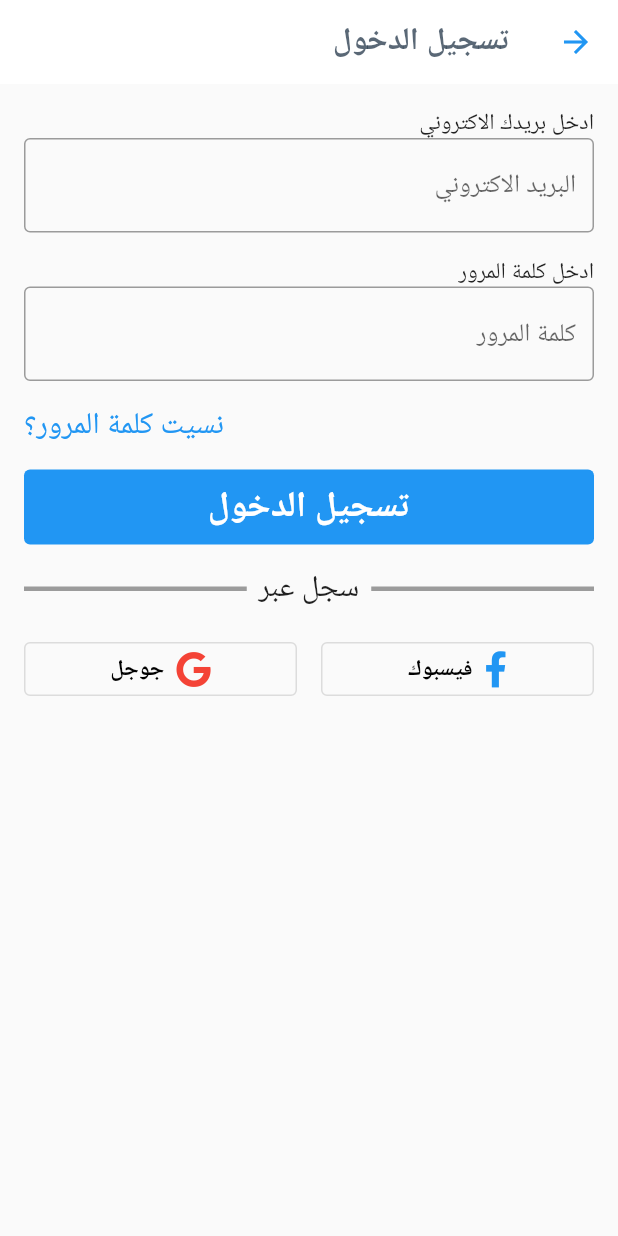
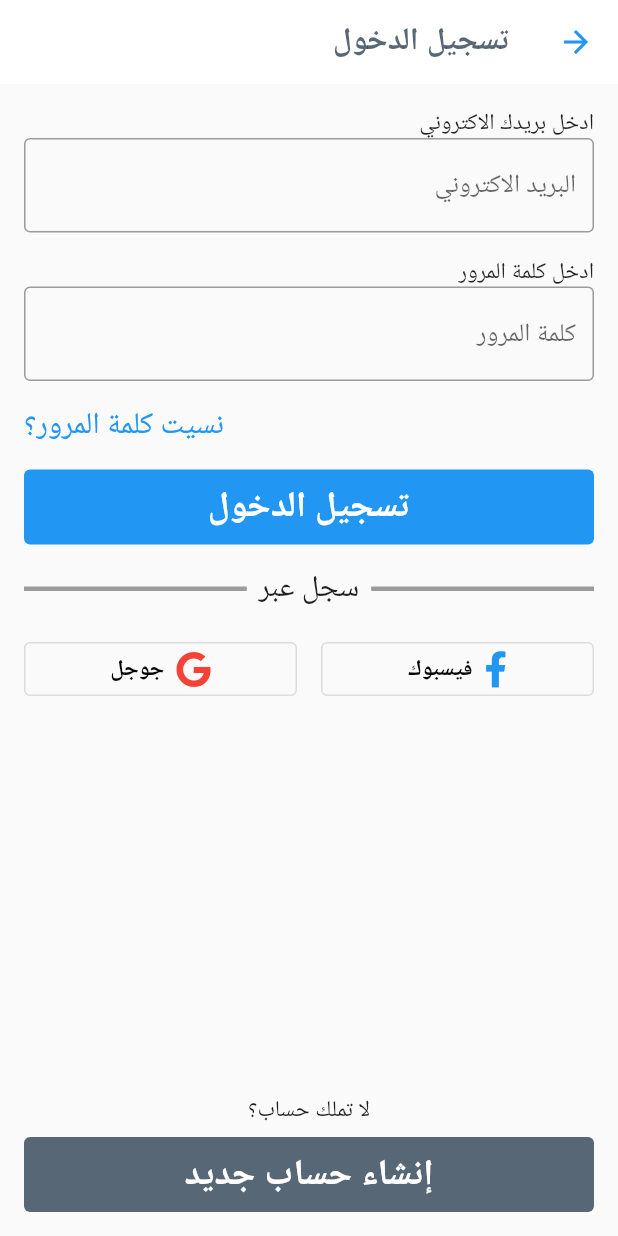
Before and after one commit to AdhamNour/Tamyuz, a Flutter app: the screen it shows after launch, after a tap on "تسجيل الدخول", on a phone screen of 412 x 824 dp. Run offline on Flutter 3.47's test engine with Material 2 defaults, Android fonts, the phone set to English and light mode, and no system bars; our stand-ins replace font_awesome_flutter.

Commit message:
finished  the UI of the authentication Screen

```diff
--- a/lib/Authentication/Authentication.dart
+++ b/lib/Authentication/Authentication.dart
@@ -11,11 +11,15 @@ class AuthenticationScreen extends StatelessWidget {
   static const routeName = "/authenticationScreen";
   @override
   Widget build(BuildContext context) {
+    var isSignUp = false;
+    if (ModalRoute.of(context)!.settings.arguments != null) {
+      isSignUp = ModalRoute.of(context)!.settings.arguments as bool;
+    }
     return Scaffold(
       appBar: AppBar(
-        title: const Text(
-          'تسجيل الدخول',
-          style: TextStyle(color: Color.fromARGB(200, 44, 62, 80)),
+        title: Text(
+          isSignUp ? 'انشاء حساب جديد' : 'تسجيل الدخول',
+          style: const TextStyle(color: Color.fromARGB(200, 44, 62, 80)),
         ),
         iconTheme: const IconThemeData(color: Colors.blue),
         elevation: 0,
@@ -24,31 +28,47 @@ class AuthenticationScreen extends StatelessWidget {
         padding: const EdgeInsets.all(8.0),
         child: Column(
           children: [
+            Expanded(
+              child: SingleChildScrollView(
+                child: Column(
+                  children: [
                     Form(
                         child: Column(
-              children: const [
-                FormInputField(
+                      children: [
+                        if (isSignUp)
+                          const FormInputField(
+                            label: 'ادخل اسمك بالكامل',
+                            placeholder: 'الاسم بالكامل',
+                          ),
+                        const FormInputField(
                           label: 'ادخل بريدك الاكتروني',
                           placeholder: 'البريد الاكتروني',
                         ),
-                FormInputField(
-                    label: 'ادخل كلمة المرور ', placeholder: 'كلمة المرور')
+                        const FormInputField(
+                            label: 'ادخل كلمة المرور ',
+                            placeholder: 'كلمة المرور'),
+                        if (isSignUp)
+                          const FormInputField(
+                              label: 'اكد كلمة المرور ',
+                              placeholder: 'اكد كلمة المرور'),
                       ],
                     )),
+                    if (!isSignUp)
                       Padding(
                         padding: const EdgeInsets.all(8.0),
                         child: Row(
                           children: const [
                             Text(
                               'نسيت كلمة المرور؟',
-                    style: TextStyle(color: Colors.blue, fontSize: 20),
+                              style:
+                                  TextStyle(color: Colors.blue, fontSize: 20),
                             )
                           ],
                           mainAxisAlignment: MainAxisAlignment.end,
                         ),
                       ),
                     Button(
-                text: 'تسجيل الدخول',
+                        text: !isSignUp ? 'تسجيل الدخول' : 'إنشاء حساب جديد',
                         onPress: () {},
                         secondayColor: Colors.white,
                         primaryColor: Colors.blue),
@@ -88,6 +108,18 @@ class AuthenticationScreen extends StatelessWidget {
                   ],
                 ),
               ),
+            ),
+            Text(isSignUp ? 'لديك حساب بالفعل؟' : 'لا تملك حساب؟'),
+            Button(
+                text: isSignUp ? 'تسجيل الدخول' : 'إنشاء حساب جديد',
+                onPress: () {
+                  Navigator.of(context).pushReplacementNamed(routeName,arguments: !isSignUp);
+                },
+                primaryColor: Color.fromARGB(200, 44, 62, 80),
+                secondayColor: Colors.white)
+          ],
+        ),
+      ),
     );
   }
 }
--- a/lib/Welcome/WelcomeScreen.dart
+++ b/lib/Welcome/WelcomeScreen.dart
@@ -16,7 +16,7 @@ class WelcomeScreen extends StatelessWidget {
           children: [
             Expanded(
               child: Center(
-                child: Column(
+                child: ListView(
                   children: [
                     const Icon(
                       Icons.stacked_bar_chart,
@@ -50,19 +50,23 @@ class WelcomeScreen extends StatelessWidget {
                       // padding: const EdgeInsets.only(),
                     )
                   ],
-                  mainAxisSize: MainAxisSize.min,
                 ),
               ),
             ),
             Button(
                 text: 'انشاء حساب',
-                onPress: () {},
+                onPress: () {
+                  Navigator.of(context).pushNamed(
+                      AuthenticationScreen.routeName,
+                      arguments: true);
+                },
                 secondayColor: const Color.fromARGB(200, 44, 62, 80),
                 primaryColor: Colors.white),
             Button(
                 text: 'تسجيل الدخول',
                 onPress: () {
-                  Navigator.of(context).pushNamed(AuthenticationScreen.routeName);
+                  Navigator.of(context)
+                      .pushNamed(AuthenticationScreen.routeName);
                 },
                 primaryColor: const Color.fromARGB(200, 44, 62, 80),
                 secondayColor: Colors.white),
```
Lines whose indentation alone changed are shown as unchanged.
